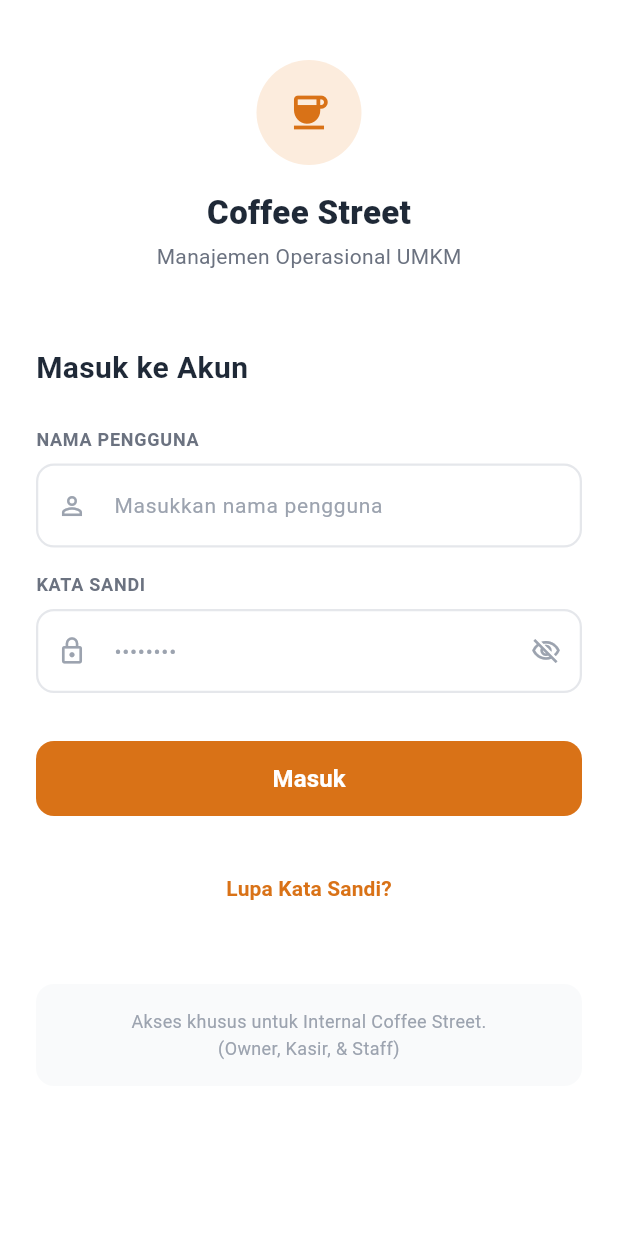
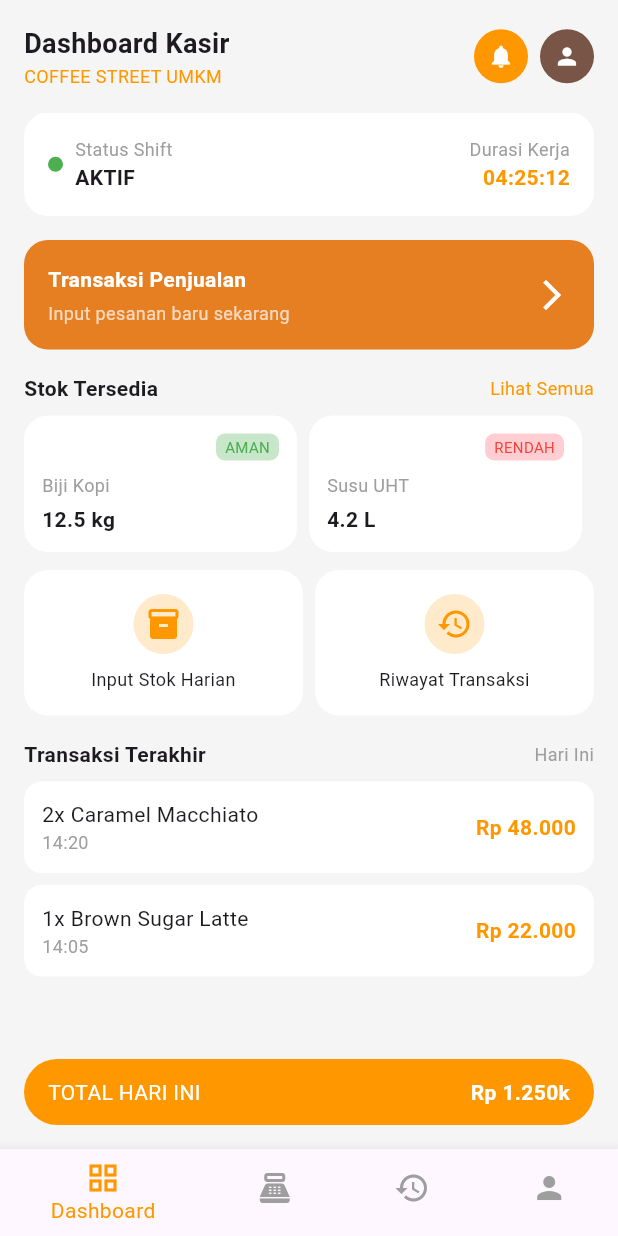
Before and after one commit to Alnieto7/kawaiii_coffee, a Flutter app: the screen it shows after launch, on a phone screen of 412 x 824 dp. Run offline on Flutter 3.47's test engine with Material 3 defaults, Android fonts, the phone set to English and light mode, and no system bars; our stand-ins replace get, get_storage.

Commit message:
FEAT [Alip] feat dashboard kasir page

```diff
--- /dev/null
+++ b/lib/Component/dashboardkasir/actioncard.dart
@@ -0,0 +1,29 @@
+import 'package:flutter/material.dart';
+
+class ActionCard extends StatelessWidget  {
+  final String title;
+  final IconData icon;
+
+  const ActionCard({super.key, required this.title, required this.icon});
+
+  @override
+  Widget build(BuildContext context) {
+    return Container(
+      padding: const EdgeInsets.all(16),
+      decoration: BoxDecoration(
+        color: Colors.white,
+        borderRadius: BorderRadius.circular(16),
+      ),
+      child: Column(
+        children: [
+          CircleAvatar(
+            backgroundColor: Colors.orange.withOpacity(0.2),
+            child: Icon(icon, color: Colors.orange),
+          ),
+          const SizedBox(height: 8),
+          Text(title, textAlign: TextAlign.center, style: const TextStyle(fontSize: 12)),
+        ],
+      ),
+    );
+  }
+}
--- /dev/null
+++ b/lib/Component/dashboardkasir/bottomnav.dart
@@ -0,0 +1,20 @@
+import 'package:flutter/material.dart';
+
+class BottomNav extends StatelessWidget {
+  const BottomNav({super.key});
+
+  @override
+  Widget build(BuildContext context) {
+    return BottomNavigationBar(
+      currentIndex: 0,
+      selectedItemColor: Colors.orange,
+      unselectedItemColor: Colors.grey,
+      items: const [
+        BottomNavigationBarItem(icon: Icon(Icons.grid_view), label: 'Dashboard'),
+        BottomNavigationBarItem(icon: Icon(Icons.point_of_sale), label: 'POS'),
+        BottomNavigationBarItem(icon: Icon(Icons.history), label: 'Riwayat'),
+        BottomNavigationBarItem(icon: Icon(Icons.person), label: 'Profil'),
+      ],
+    );
+  }
+}
--- /dev/null
+++ b/lib/Component/dashboardkasir/infocard.dart
@@ -0,0 +1,32 @@
+import 'package:flutter/material.dart';
+
+class InfoCard extends StatelessWidget {
+  final bool isActive;
+  final String duration;
+
+  const InfoCard({super.key, required this.isActive, required this.duration});
+
+  @override
+  Widget build(BuildContext context) {
+    return Container(
+      padding: const EdgeInsets.all(16),
+      decoration: BoxDecoration(
+        color: Colors.white,
+        borderRadius: BorderRadius.circular(12),
+      ),
+      child: Row(
+        mainAxisAlignment: MainAxisAlignment.spaceBetween,
+        children: [
+          Row(
+            children: [
+              const CircleAvatar(radius: 5, backgroundColor: Colors.green),
+              const SizedBox(width: 8),
+              Text(isActive ? 'AKTIF' : 'NONAKTIF'),
+            ],
+          ),
+          Text(duration, style: const TextStyle(color: Colors.orange)),
+        ],
+      ),
+    );
+  }
+}
--- /dev/null
+++ b/lib/Component/dashboardkasir/menucard.dart
@@ -0,0 +1,23 @@
+import 'package:flutter/material.dart';
+
+class MenuCard extends StatelessWidget {
+  const MenuCard({super.key});
+
+  @override
+  Widget build(BuildContext context) {
+    return Container(
+      padding: const EdgeInsets.all(16),
+      decoration: BoxDecoration(
+        color: Colors.orange,
+        borderRadius: BorderRadius.circular(12),
+      ),
+      child: const Row(
+        mainAxisAlignment: MainAxisAlignment.spaceBetween,
+        children: [
+          Text('Transaksi Penjualan', style: TextStyle(color: Colors.white)),
+          Icon(Icons.arrow_forward_ios, color: Colors.white),
+        ],
+      ),
+    );
+  }
+}
--- /dev/null
+++ b/lib/Component/dashboardkasir/stockcard.dart
@@ -0,0 +1,29 @@
+import 'package:flutter/material.dart';
+
+class StockCard extends StatelessWidget {
+  final Map data;
+
+  const StockCard({super.key, required this.data});
+
+  @override
+  Widget build(BuildContext context) {
+    return Container(
+      margin: const EdgeInsets.only(right: 8),
+      padding: const EdgeInsets.all(12),
+      decoration: BoxDecoration(
+        color: Colors.white,
+        borderRadius: BorderRadius.circular(12),
+      ),
+      child: Column(
+        crossAxisAlignment: CrossAxisAlignment.start,
+        children: [
+          Text(data['name']),
+          const SizedBox(height: 8),
+          Text(data['value'], style: const TextStyle(fontWeight: FontWeight.bold)),
+          const SizedBox(height: 4),
+          Text(data['status'], style: const TextStyle(fontSize: 12)),
+        ],
+      ),
+    );
+  }
+}
--- /dev/null
+++ b/lib/Component/dashboardkasir/transactionitem.dart
@@ -0,0 +1,32 @@
+import 'package:flutter/material.dart';
+
+class TransactionItem extends StatelessWidget {
+  final Map data;
+
+  const TransactionItem({super.key, required this.data});
+
+  @override
+  Widget build(BuildContext context) {
+    return Container(
+      margin: const EdgeInsets.only(bottom: 8),
+      padding: const EdgeInsets.all(12),
+      decoration: BoxDecoration(
+        color: Colors.white,
+        borderRadius: BorderRadius.circular(12),
+      ),
+      child: Row(
+        mainAxisAlignment: MainAxisAlignment.spaceBetween,
+        children: [
+          Column(
+            crossAxisAlignment: CrossAxisAlignment.start,
+            children: [
+              Text(data['title']),
+              Text(data['time'], style: const TextStyle(fontSize: 12)),
+            ],
+          ),
+          Text('Rp ${data['price']}', style: const TextStyle(color: Colors.orange)),
+        ],
+      ),
+    );
+  }
+}
--- /dev/null
+++ b/lib/Controller/Kasir/dashboardControllerKasir.dart
@@ -0,0 +1,24 @@
+import 'package:get/get.dart';
+
+class DashboardController extends GetxController {
+  var isActive = true.obs;
+  var duration = '04:25:12'.obs;
+
+  var stocks = [
+    {'name': 'Biji Kopi', 'value': '12.5 kg', 'status': 'AMAN'},
+    {'name': 'Susu UHT', 'value': '4.2 L', 'status': 'RENDAH'},
+  ].obs;
+
+  var transactions = [
+    {
+      'title': '2x Caramel Macchiato',
+      'time': '14:20',
+      'price': '48.000'
+    },
+    {
+      'title': '1x Brown Sugar Latte',
+      'time': '14:05',
+      'price': '22.000'
+    },
+  ].obs;
+}
--- /dev/null
+++ b/lib/Page/Kasir/dashboardKasir.dart
@@ -0,0 +1,246 @@
+
+import 'package:flutter/material.dart';
+import 'package:get/get.dart';
+import 'package:kawaiii_coffee/Component/dashboardkasir/actioncard.dart';
+import 'package:kawaiii_coffee/Component/dashboardkasir/bottomnav.dart';
+import 'package:kawaiii_coffee/Controller/Kasir/dashboardControllerKasir.dart';
+
+class DashboardPage extends StatelessWidget {
+  const DashboardPage({super.key});
+
+  @override
+  Widget build(BuildContext context) {
+    final c = Get.put(DashboardController());
+
+    return Scaffold(
+      backgroundColor: const Color(0xFFF5F5F5),
+      bottomNavigationBar: const BottomNav(),
+      body: SafeArea(
+        child: Column(
+          children: [
+            // HEADER
+            Padding(
+              padding: const EdgeInsets.all(16),
+              child: Row(
+                mainAxisAlignment: MainAxisAlignment.spaceBetween,
+                children: [
+                  Column(
+                    crossAxisAlignment: CrossAxisAlignment.start,
+                    children: const [
+                      Text('Dashboard Kasir', style: TextStyle(fontSize: 18, fontWeight: FontWeight.bold)),
+                      Text('COFFEE STREET UMKM', style: TextStyle(color: Colors.orange, fontSize: 12)),
+                    ],
+                  ),
+                  Row(
+                    children: const [
+                      CircleAvatar(radius: 18, backgroundColor: Colors.orange, child: Icon(Icons.notifications, size: 18, color: Colors.white)),
+                      SizedBox(width: 8),
+                      CircleAvatar(radius: 18, backgroundColor: Colors.brown, child: Icon(Icons.person, size: 18, color: Colors.white)),
+                    ],
+                  )
+                ],
+              ),
+            ),
+
+            Expanded(
+              child: SingleChildScrollView(
+                padding: const EdgeInsets.symmetric(horizontal: 16),
+                child: Column(
+                  crossAxisAlignment: CrossAxisAlignment.start,
+                  children: [
+
+                    // INFO CARD
+                    Obx(() => Container(
+                          padding: const EdgeInsets.all(16),
+                          decoration: BoxDecoration(
+                            color: Colors.white,
+                            borderRadius: BorderRadius.circular(16),
+                          ),
+                          child: Row(
+                            mainAxisAlignment: MainAxisAlignment.spaceBetween,
+                            children: [
+                              Row(
+                                children: [
+                                  const CircleAvatar(radius: 5, backgroundColor: Colors.green),
+                                  const SizedBox(width: 8),
+                                  Column(
+                                    crossAxisAlignment: CrossAxisAlignment.start,
+                                    children: [
+                                      const Text('Status Shift', style: TextStyle(fontSize: 12, color: Colors.grey)),
+                                      Text('AKTIF', style: const TextStyle(fontWeight: FontWeight.bold)),
+                                    ],
+                                  )
+                                ],
+                              ),
+                              Column(
+                                crossAxisAlignment: CrossAxisAlignment.end,
+                                children: [
+                                  const Text('Durasi Kerja', style: TextStyle(fontSize: 12, color: Colors.grey)),
+                                  Text(c.duration.value, style: const TextStyle(color: Colors.orange, fontWeight: FontWeight.bold)),
+                                ],
+                              )
+                            ],
+                          ),
+                        )),
+
+                    const SizedBox(height: 16),
+
+                    // MENU ORANGE
+                    Container(
+                      padding: const EdgeInsets.all(16),
+                      decoration: BoxDecoration(
+                        color: const Color(0xFFE67E22),
+                        borderRadius: BorderRadius.circular(16),
+                      ),
+                      child: Row(
+                        mainAxisAlignment: MainAxisAlignment.spaceBetween,
+                        children: const [
+                          Column(
+                            crossAxisAlignment: CrossAxisAlignment.start,
+                            children: [
+                              Text('Transaksi Penjualan', style: TextStyle(color: Colors.white, fontWeight: FontWeight.bold)),
+                              SizedBox(height: 4),
+                              Text('Input pesanan baru sekarang', style: TextStyle(color: Colors.white70, fontSize: 12)),
+                            ],
+                          ),
+                          Icon(Icons.arrow_forward_ios, color: Colors.white)
+                        ],
+                      ),
+                    ),
+
+                    const SizedBox(height: 16),
+
+                    // STOCK HEADER
+                    Row(
+                      mainAxisAlignment: MainAxisAlignment.spaceBetween,
+                      children: const [
+                        Text('Stok Tersedia', style: TextStyle(fontWeight: FontWeight.bold)),
+                        Text('Lihat Semua', style: TextStyle(color: Colors.orange, fontSize: 12)),
+                      ],
+                    ),
+
+                    const SizedBox(height: 8),
+
+                    // STOCK CARDS
+                    Obx(() => Row(
+                          children: c.stocks.map((e) {
+                            final status = e['status'] ?? '';
+                            final name = e['name'] ?? '';
+                            final value = e['value'] ?? '';
+
+                            return Expanded(
+                              child: Container(
+                                margin: const EdgeInsets.only(right: 8),
+                                padding: const EdgeInsets.all(12),
+                                decoration: BoxDecoration(
+                                  color: Colors.white,
+                                  borderRadius: BorderRadius.circular(16),
+                                ),
+                                child: Column(
+                                  crossAxisAlignment: CrossAxisAlignment.start,
+                                  children: [
+                                    Align(
+                                      alignment: Alignment.topRight,
+                                      child: Container(
+                                        padding: const EdgeInsets.symmetric(horizontal: 6, vertical: 2),
+                                        decoration: BoxDecoration(
+                                          color: status == 'AMAN' ? Colors.green[100] : Colors.red[100],
+                                          borderRadius: BorderRadius.circular(6),
+                                        ),
+                                        child: Text(status, style: TextStyle(fontSize: 10, color: status == 'AMAN' ? Colors.green : Colors.red)),
+                                      ),
+                                    ),
+                                    const SizedBox(height: 8),
+                                    Text(name, style: const TextStyle(color: Colors.grey, fontSize: 12)),
+                                    const SizedBox(height: 4),
+                                    Text(value, style: const TextStyle(fontWeight: FontWeight.bold)),
+                                  ],
+                                ),
+                              ),
+                            );
+                          }).toList(),
+                        )),
+
+                    const SizedBox(height: 12),
+
+                    // ACTION CARDS
+                    Row(
+                      children: [
+                        Expanded(child: ActionCard(title: 'Input Stok Harian', icon: Icons.inventory)),
+                        const SizedBox(width: 8),
+                        Expanded(child: ActionCard(title: 'Riwayat Transaksi', icon: Icons.history)),
+                      ],
+                    ),
+
+                    const SizedBox(height: 16),
+
+                    // TRANSAKSI
+                    Row(
+                      mainAxisAlignment: MainAxisAlignment.spaceBetween,
+                      children: const [
+                        Text('Transaksi Terakhir', style: TextStyle(fontWeight: FontWeight.bold)),
+                        Text('Hari Ini', style: TextStyle(fontSize: 12, color: Colors.grey)),
+                      ],
+                    ),
+
+                    const SizedBox(height: 8),
+
+                    Obx(() => Column(
+                          children: c.transactions.map((e) {
+                            final title = e['title'] ?? '';
+                            final time = e['time'] ?? '';
+                            final price = e['price'] ?? '';
+
+                            return Container(
+                              margin: const EdgeInsets.only(bottom: 8),
+                              padding: const EdgeInsets.all(12),
+                              decoration: BoxDecoration(
+                                color: Colors.white,
+                                borderRadius: BorderRadius.circular(12),
+                              ),
+                              child: Row(
+                                mainAxisAlignment: MainAxisAlignment.spaceBetween,
+                                children: [
+                                  Column(
+                                    crossAxisAlignment: CrossAxisAlignment.start,
+                                    children: [
+                                      Text(title),
+                                      Text(time, style: const TextStyle(fontSize: 12, color: Colors.grey)),
+                                    ],
+                                  ),
+                                  Text('Rp $price', style: const TextStyle(color: Colors.orange, fontWeight: FontWeight.bold)),
+                                ],
+                              ),
+                            );
+                          }).toList(),
+                        )),
+
+
+                    const SizedBox(height: 70),
+                  ],
+                ),
+              ),
+            ),
+
+            // TOTAL FLOAT
+            Container(
+              margin: const EdgeInsets.all(16),
+              padding: const EdgeInsets.symmetric(horizontal: 16, vertical: 12),
+              decoration: BoxDecoration(
+                color: Colors.orange,
+                borderRadius: BorderRadius.circular(30),
+              ),
+              child: const Row(
+                mainAxisAlignment: MainAxisAlignment.spaceBetween,
+                children: [
+                  Text('TOTAL HARI INI', style: TextStyle(color: Colors.white)),
+                  Text('Rp 1.250k', style: TextStyle(color: Colors.white, fontWeight: FontWeight.bold)),
+                ],
+              ),
+            )
+          ],
+        ),
+      ),
+    );
+  }
+}
--- a/lib/Routes/Pages.dart
+++ b/lib/Routes/Pages.dart
@@ -1,8 +1,10 @@
 import 'package:get/get_navigation/src/routes/get_route.dart';
 import 'package:kawaiii_coffee/Page/Admin/DashboardAdminPage.dart';
+import 'package:kawaiii_coffee/Page/Kasir/dashboardKasir.dart';
 import 'package:kawaiii_coffee/Page/LoginPage.dart';
 import 'package:kawaiii_coffee/Routes/Routes.dart';
 import 'package:kawaiii_coffee/binding/LoginBinding.dart';
+import 'package:kawaiii_coffee/binding/dashboardKasirBinding.dart';
 
 class AppPages {
   static final pages = [
@@ -15,5 +17,10 @@ class AppPages {
       name: AppRoutes.dashboardadmin,
       page: () => DashboardAdminPage(),
     ),
+    GetPage(
+      name: AppRoutes.kasir,
+      page: () => DashboardPage(),
+      binding: Dashboardkasirbinding(),
+    ),
   ];
 }
--- a/lib/Routes/Routes.dart
+++ b/lib/Routes/Routes.dart
@@ -1,5 +1,6 @@
 class AppRoutes {
   static const String loginPage = '/loginpage';
   static const String dashboardadmin = '/dashboardadmin';
+  static const String kasir = '/kasir';
 
 }
--- /dev/null
+++ b/lib/binding/dashboardKasirBinding.dart
@@ -0,0 +1,9 @@
+import 'package:get/get.dart';
+import 'package:get/utils.dart';
+import 'package:kawaiii_coffee/Controller/Kasir/dashboardControllerKasir.dart';
+
+class Dashboardkasirbinding extends Bindings {
+  void dependencies() {
+    Get.lazyPut<DashboardController>(() => DashboardController(),);
+  }
+}
--- a/lib/main.dart
+++ b/lib/main.dart
@@ -15,7 +15,7 @@ class MainApp extends StatelessWidget {
     // 2. GANTI MaterialApp MENJADI GetMaterialApp
     return GetMaterialApp(
       debugShowCheckedModeBanner: false, // Opsional: untuk menghilangkan pita "Debug" di pojok
-      initialRoute: AppRoutes.loginPage,
+      initialRoute: AppRoutes.kasir,
       getPages: AppPages.pages,
     );
   }
```
